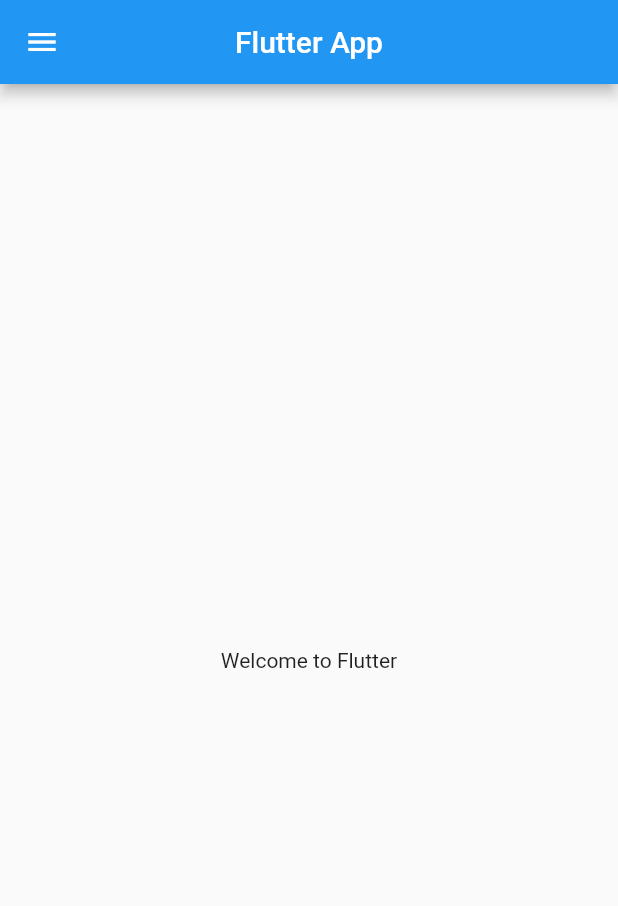
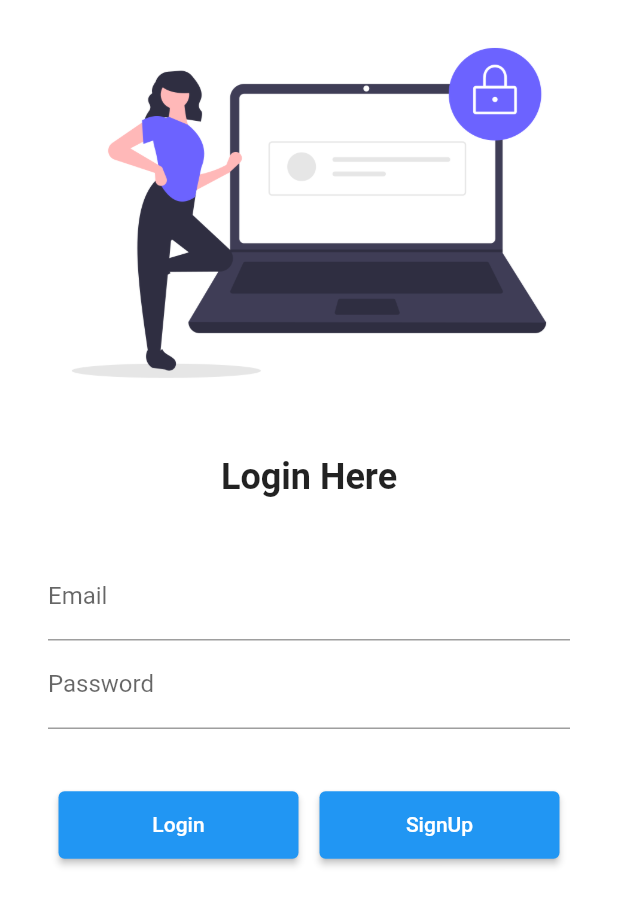
Before and after one commit to sagardeshmukh775/flutter_app, a Flutter app: the screen it shows after launch, on a phone screen of 412 x 824 dp. Shown: the top 906 px of the screen. Run offline on Flutter 3.47's test engine with Material 2 defaults, Android fonts, the phone set to English and light mode, and no system bars; our stand-ins replace firebase_auth, firebase_core; accounts and stored records are empty.

Commit message:
updated on 24.7.21

```diff
--- a/lib/Pages/login_Page.dart
+++ b/lib/Pages/login_Page.dart
@@ -1,19 +1,105 @@
+
+
+import 'package:firebase_auth/firebase_auth.dart';
 import 'package:flutter/material.dart';
+import 'package:flutter_app/Pages/verify.dart';
+import 'package:flutter_app/utils/utils.dart';
 
-class login_Page extends StatelessWidget{
+import 'HomePage.dart';
+
+class loginPage extends StatelessWidget {
+    String? email;
+    String? password;
+  final auth = FirebaseAuth.instance;
+
   @override
   Widget build(BuildContext context) {
-  return Material(
-    child: Center(
-child: Text("Login Page",
-  style: TextStyle(
-    fontSize: 20,
-    color: Colors.black87,
-    fontWeight: FontWeight.bold,
+    return Material(
+        color: Colors.white,
+        child: SingleChildScrollView(
+          child: Column(
+            children: [
+              Image.asset(
+                "assets/images/login.png",
+                fit: BoxFit.cover,
+              ),
+              SizedBox(
+                height: 20,
+              ),
+              Text(
+                "Login Here",
+                style: TextStyle(
+                  fontSize: 24,
+                  fontWeight: FontWeight.bold,
+                ),
 
-  ),),
-    ),
-  );
+              ),
+              SizedBox(
+                height: 20,
+              ),
+              Padding(
+                padding:
+                    const EdgeInsets.symmetric(vertical: 16, horizontal: 32),
+                child: Column(
+                  children: [
+                    TextFormField(
+                      decoration: InputDecoration(
+                          hintText: "Enter Email", labelText: "Email"),
+                      onChanged: (value) {
+                        setState() {
+                          email = value.trim();
+                        }
+                      },
+                    ),
+                    TextFormField(
+                      obscureText: true,
+                      decoration: InputDecoration(
+                          hintText: "Enter Password", labelText: "Password"),
+                      onChanged: (value) {
+                        setState() {
+                          password = value.trim();
+                        }
+                      },
+                    ),
+                    SizedBox(
+                      height: 40,
+                    ),
+                    Row(
+                      mainAxisAlignment: MainAxisAlignment.spaceAround,
+                      children: [
+                        ElevatedButton(
+                          child: Text("Login"),
+                          style: TextButton.styleFrom(minimumSize: Size(160, 45)),
+                          onPressed: () {
+                            auth.signInWithEmailAndPassword(email: email, password: password).then((_){
+                              Navigator.of(context).pushReplacement(
+                                  MaterialPageRoute(
+                                      builder: (context) => HomePage()));
+                            });
+                          },
+                        ),
+                        ElevatedButton(
+                          child: Text("SignUp"),
+                          style: TextButton.styleFrom(minimumSize: Size(160, 45)),
+                          onPressed: () {
+
+                              auth.createUserWithEmailAndPassword(
+                                  email: email, password: password).then((_){
+                                Navigator.of(context).pushReplacement(
+                                    MaterialPageRoute(
+                                        builder: (context) => VerifyScreen()));
+                              });
+
+
+                          },
+                        ),
+                      ],
+                    )
+                  ],
+                ),
+              )
+            ],
+          ),
+        ));
   }
-
 }
--- /dev/null
+++ b/lib/Pages/main.dart
@@ -0,0 +1,28 @@
+import 'package:firebase_core/firebase_core.dart';
+import 'package:flutter/material.dart';
+import 'package:flutter_app/utils/utils.dart';
+
+import 'HomePage.dart';
+import 'login_Page.dart';
+
+void main() async{
+  WidgetsFlutterBinding.ensureInitialized();
+  await Firebase.initializeApp();
+
+  runApp(MyApp());
+}
+
+class MyApp extends StatelessWidget {
+  // This widget is the root of your application.
+  @override
+  Widget build(BuildContext context) {
+    return MaterialApp(
+debugShowCheckedModeBanner: false,
+      routes: {
+        "/": (context) => loginPage(),
+        MyRouts.homeRout: (context) => HomePage(),
+        MyRouts.loginRout: (context) => loginPage()
+      },
+    );
+  }
+}
--- a/lib/main.dart
+++ /dev/null
@@ -1,22 +0,0 @@
-import 'package:flutter/material.dart';
-
-import 'Pages/HomePage.dart';
-import 'Pages/login_Page.dart';
-
-void main() {
-  runApp(MyApp());
-}
-
-class MyApp extends StatelessWidget {
-  // This widget is the root of your application.
-  @override
-  Widget build(BuildContext context) {
-    return MaterialApp(
-      home: HomePage(),
-      routes: {
-        "/": (context) => login_Page(),
-        "/home": (context) => HomePage()
-      },
-    );
-  }
-}
--- /dev/null
+++ b/lib/utils/utils.dart
@@ -0,0 +1,6 @@
+class MyRouts{
+  static String loginRout= "/login";
+  static String homeRout= "/home";
+
+
+}
--- a/pubspec.yaml
+++ b/pubspec.yaml
@@ -28,6 +28,8 @@ dependencies:
   # The following adds the Cupertino Icons font to your application.
   # Use with the CupertinoIcons class for iOS style icons.
   cupertino_icons: ^1.0.2
+  firebase_core: "^0.7.0"
+  firebase_auth: "^0.20.1"
 
 dev_dependencies:
   flutter_test:
@@ -45,8 +47,8 @@ flutter:
   uses-material-design: true
 
   # To add assets to your application, add an assets section, like this:
-  # assets:
-  #   - images/a_dot_burr.jpeg
+  assets:
+     - assets/images/
   #   - images/a_dot_ham.jpeg
 
   # An image asset can refer to one or more resolution-specific "variants", see
```
Also changed, not shown: lib/Pages/verify.dart (added, +54 -0 lines), assets/images/login.png (added), pubspec.lock, 1 other file.
